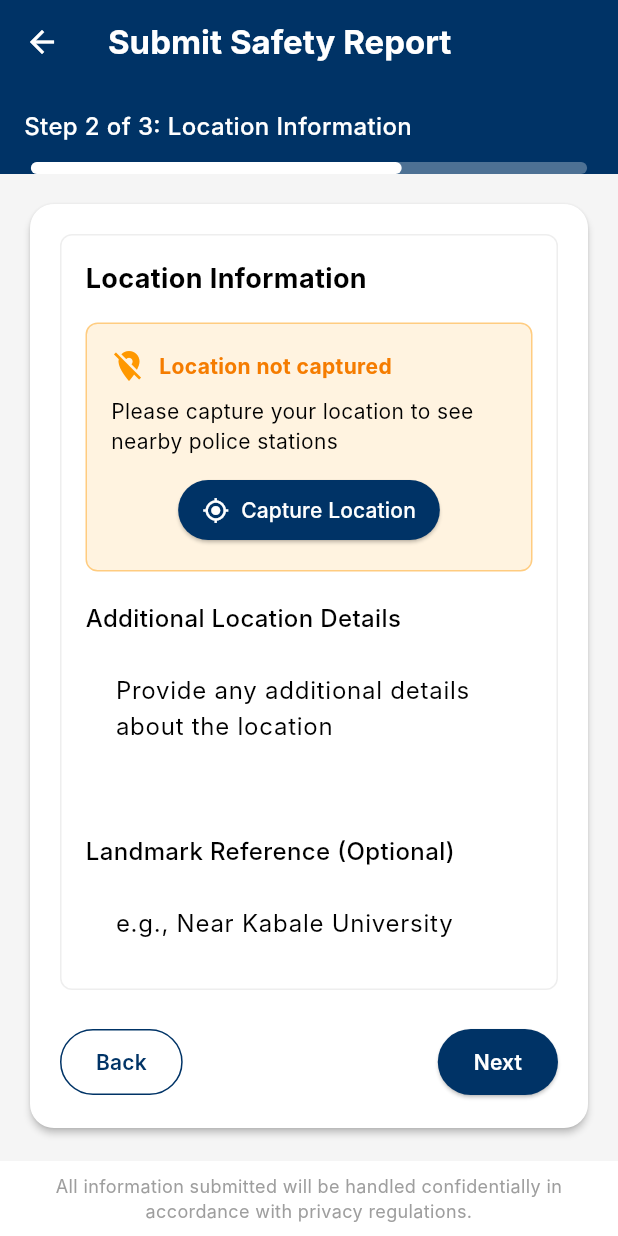
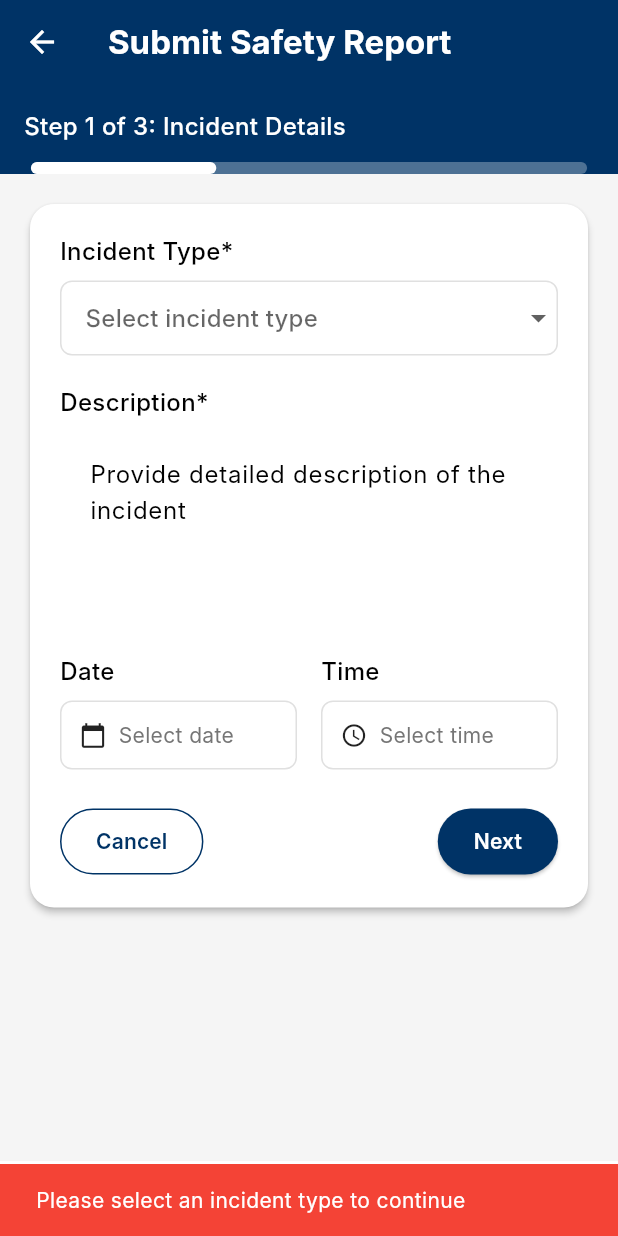
Before and after one commit to Makobi5/public-safety-app, a Flutter app: the IncidentReportFormPage screen opened by its route, after a tap on "Next", on a phone screen of 412 x 824 dp. Run offline on Flutter 3.47's test engine with Material 3 defaults, Android fonts, the phone set to English and light mode, and no system bars; our stand-ins replace cached_network_image, chewie, dio, file_picker, flick_video_player, fluttertoast and 11 more; missing offline and left inert: audio_waveforms, dart:html, dart:js, flutter_sound_platform_interface, flutter_sound_web, google_maps_webservice and 1 more; accounts and stored records are empty; Roboto replaces fonts that are missing (Inter).

Commit message:
made the incident selection part required

```diff
--- a/lib/screens/incident_report_form.dart
+++ b/lib/screens/incident_report_form.dart
@@ -119,6 +119,23 @@ class _IncidentReportFormPageState extends State<IncidentReportFormPage> {
   }
 
 void _nextStep() {
+  // Validate the current step before proceeding
+  if (_currentStep == 0) {
+    if (_selectedIncidentType == null || _selectedIncidentType!.isEmpty) {
+      ScaffoldMessenger.of(context).showSnackBar(
+        const SnackBar(
+          content: Text('Please select an incident type to continue'),
+          backgroundColor: Colors.red,
+        ),
+      );
+      return;
+    }
+
+    if (!_formKey.currentState!.validate()) {
+      return;
+    }
+  }
+
   if (_currentStep < 2) {
     setState(() {
       _currentStep += 1;
@@ -1538,7 +1555,7 @@ Widget build(BuildContext context) {
                   if (_currentStep == 0) ...[
                     // Incident Details Step
                     const Text(
-                        'Incident Type',
+                      'Incident Type*',
                       style: TextStyle(
                         fontSize: 16,
                         fontWeight: FontWeight.w500,
@@ -1552,9 +1569,13 @@ Widget build(BuildContext context) {
                       ),
                       child: DropdownButtonHideUnderline(
                         child: DropdownButtonFormField<String>(
-                            decoration: const InputDecoration(
-                              contentPadding: EdgeInsets.symmetric(horizontal: 16),
+                          decoration: InputDecoration(
+                            contentPadding: const EdgeInsets.symmetric(horizontal: 16),
                             border: InputBorder.none,
+                            errorStyle: TextStyle(
+                              color: Colors.red.shade700,
+                              fontSize: 12,
+                            ),
                           ),
                           hint: const Text('Select incident type'),
                           value: _selectedIncidentType,
@@ -1575,7 +1596,7 @@ Widget build(BuildContext context) {
                             'Rape',
                             'Defilement',
                             'Sexual Assault',
-                              'Demestic Violence',
+                            'Domestic Violence',
                             'Murder',
                             'Manslaughter',
                             'Drug Abuse',
@@ -1598,7 +1619,7 @@ Widget build(BuildContext context) {
 
                     const SizedBox(height: 20),
                     const Text(
-                        'Description',
+                      'Description*',
                       style: TextStyle(
                         fontSize: 16,
                         fontWeight: FontWeight.w500,
@@ -1963,7 +1984,7 @@ Widget build(BuildContext context) {
                           ),
                             ElevatedButton(
                               onPressed: () {
-                              // Validate current step and proceed if valid
+                                // This will now trigger the validation in _nextStep()
                                 _nextStep();
                               },
                               style: ElevatedButton.styleFrom(
```
Lines whose indentation alone changed are shown as unchanged.
